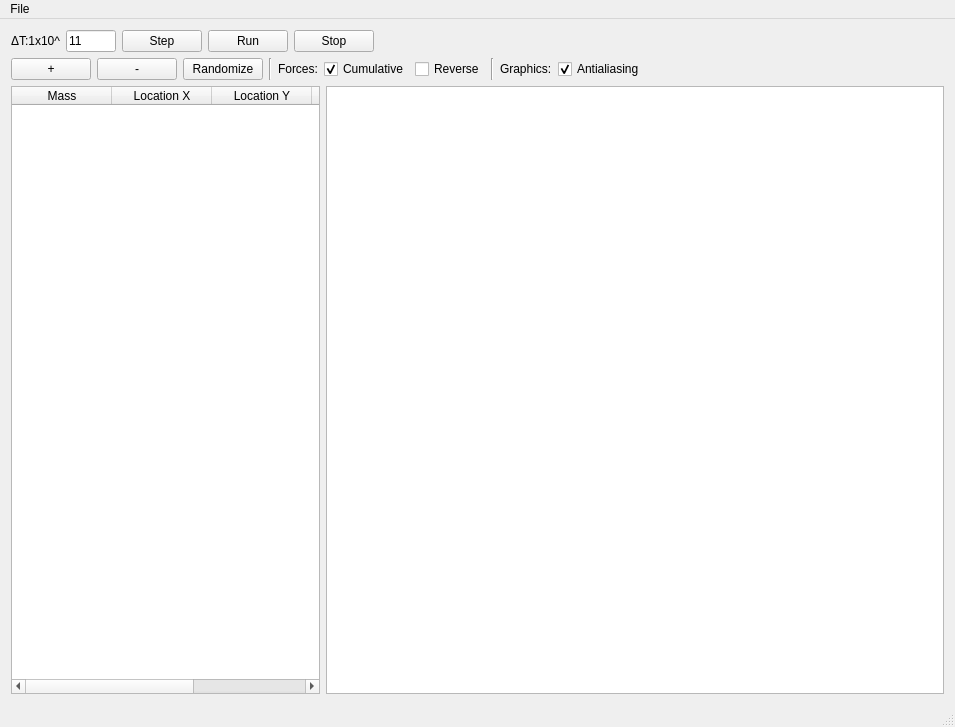
Above: source/ObjectSelector/mainwindow.ui from CDavantzis/GravitySimulator before the change. Below: the same form after it.
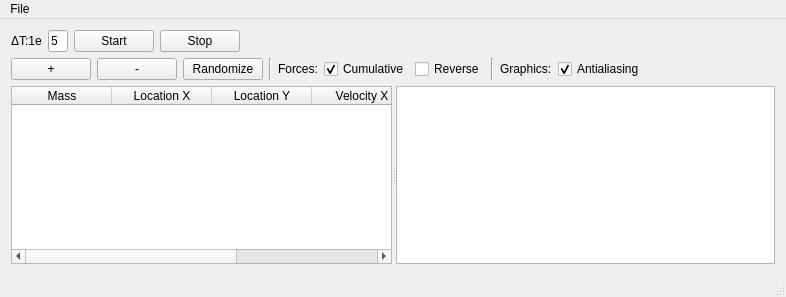
That is the form after the change. Custom widgets are drawn as their Qt base class.

The edit to the form file:
```diff
--- a/source/ObjectSelector/mainwindow.ui
+++ b/source/ObjectSelector/mainwindow.ui
@@ -6,12 +6,12 @@
    <rect>
     <x>0</x>
     <y>0</y>
-    <width>955</width>
-    <height>727</height>
+    <width>786</width>
+    <height>297</height>
    </rect>
   </property>
   <property name="sizePolicy">
-   <sizepolicy hsizetype="Preferred" vsizetype="Preferred">
+   <sizepolicy hsizetype="Expanding" vsizetype="Expanding">
     <horstretch>0</horstretch>
     <verstretch>0</verstretch>
    </sizepolicy>
@@ -20,18 +20,22 @@
    <string>MainWindow</string>
   </property>
   <widget class="QWidget" name="centralWidget">
-   <layout class="QGridLayout" name="gridLayout">
-    <item row="6" column="12">
-     <layout class="QGridLayout" name="gridLayout_2"/>
-    </item>
-    <item row="4" column="7">
+   <property name="sizePolicy">
+    <sizepolicy hsizetype="Expanding" vsizetype="Expanding">
+     <horstretch>0</horstretch>
+     <verstretch>0</verstretch>
+    </sizepolicy>
+   </property>
+   <property name="layoutDirection">
+    <enum>Qt::LeftToRight</enum>
+   </property>
      <layout class="QVBoxLayout" name="verticalLayout">
       <item>
        <layout class="QHBoxLayout" name="horizontalLayout_4">
         <item>
          <widget class="QLabel" name="label">
           <property name="text">
-           <string>ΔT:1x10^</string>
+         <string>ΔT:1e</string>
           </property>
          </widget>
         </item>
@@ -45,25 +49,18 @@
           </property>
           <property name="minimumSize">
            <size>
-            <width>50</width>
+          <width>20</width>
             <height>0</height>
            </size>
           </property>
           <property name="maximumSize">
            <size>
-            <width>50</width>
+          <width>20</width>
             <height>16777215</height>
            </size>
           </property>
           <property name="text">
-           <string>11</string>
-          </property>
-         </widget>
-        </item>
-        <item>
-         <widget class="QPushButton" name="pushButton_step">
-          <property name="text">
-           <string>Step</string>
+         <string>5</string>
           </property>
          </widget>
         </item>
@@ -73,7 +70,7 @@
            <bool>true</bool>
           </property>
           <property name="text">
-           <string>Run</string>
+         <string>Start</string>
           </property>
           <property name="checkable">
            <bool>false</bool>
@@ -214,8 +211,16 @@
        </layout>
       </item>
       <item>
-       <layout class="QHBoxLayout" name="horizontalLayout_5">
-        <item>
+     <widget class="QSplitter" name="splitter">
+      <property name="sizePolicy">
+       <sizepolicy hsizetype="Expanding" vsizetype="Preferred">
+        <horstretch>1</horstretch>
+        <verstretch>0</verstretch>
+       </sizepolicy>
+      </property>
+      <property name="orientation">
+       <enum>Qt::Horizontal</enum>
+      </property>
          <widget class="QTableWidget" name="tableWidget">
           <property name="sizePolicy">
            <sizepolicy hsizetype="Expanding" vsizetype="Expanding">
@@ -270,8 +275,6 @@
            </property>
           </column>
          </widget>
-        </item>
-        <item>
          <widget class="GraphWidget" name="graphicsView">
           <property name="enabled">
            <bool>true</bool>
@@ -295,10 +298,7 @@
            <enum>QGraphicsView::BoundingRectViewportUpdate</enum>
           </property>
          </widget>
-        </item>
-       </layout>
-      </item>
-     </layout>
+     </widget>
     </item>
    </layout>
   </widget>
@@ -307,7 +307,7 @@
     <rect>
      <x>0</x>
      <y>0</y>
-     <width>955</width>
+     <width>786</width>
      <height>21</height>
     </rect>
    </property>
```
Left out of the diff: 35 changed lines with no effect on the pictures. Lines whose indentation alone changed are shown as unchanged.
